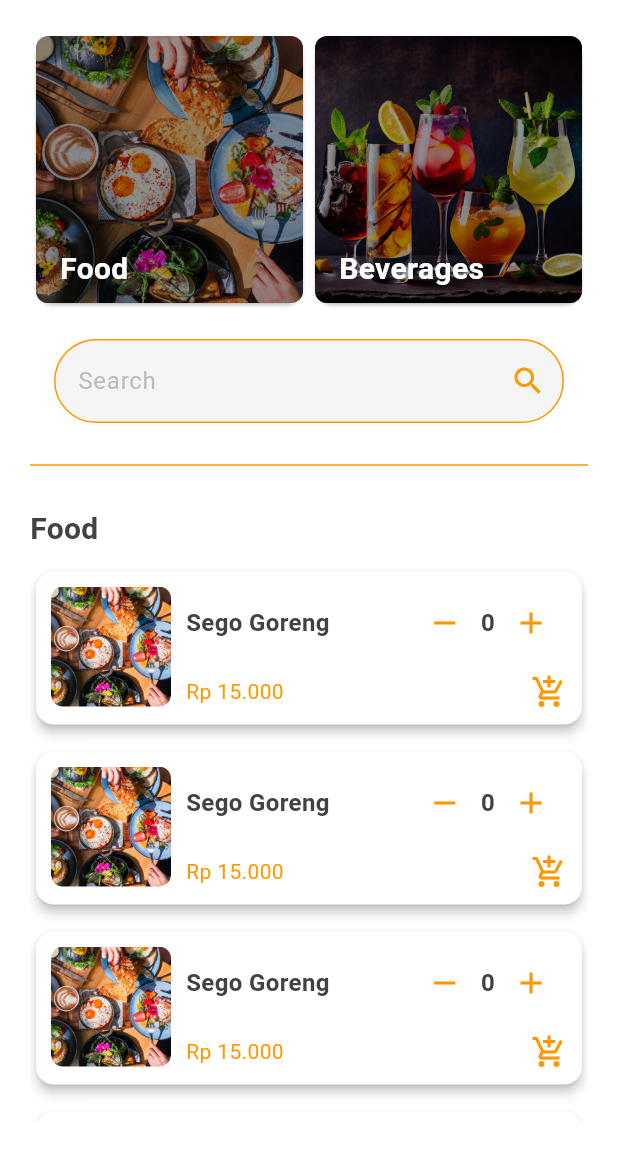
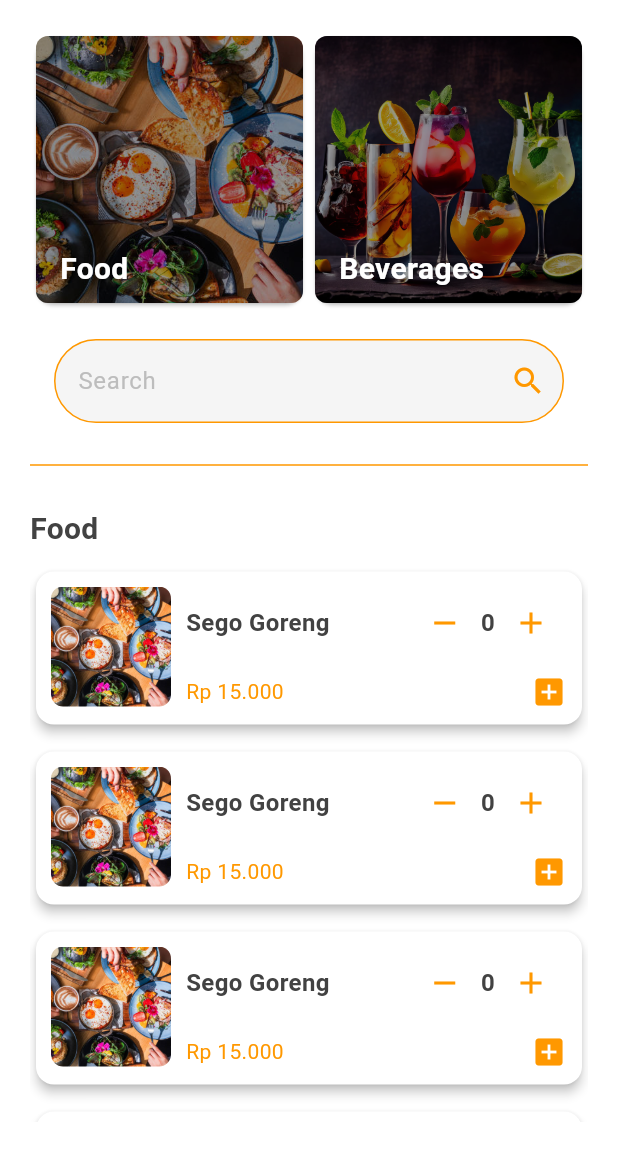
Before and after one commit to gesangwidigdo/RestaurApp, a Flutter app: the MainPage screen opened directly, on a phone screen of 412 x 824 dp, the part 84-1236 px from its top. Run offline on Flutter 3.47's test engine with Material 3 defaults, Android fonts, the phone set to English and light mode, and no system bars.

Commit message:
fix: change icon

```diff
--- a/lib/widgets/menu_item.dart
+++ b/lib/widgets/menu_item.dart
@@ -102,7 +102,7 @@ class _MenuItemState extends State<MenuItem> {
                       ),
                       const Spacer(),
                       const Icon(
-                        Icons.add_shopping_cart,
+                        Icons.add_box,
                         color: Color(0xFFFF9800),
                       ),
                     ],
```
